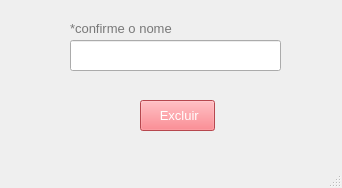
Qt form tela5.ui (plinio29/sistema-de-cadastro-python) before a commit.
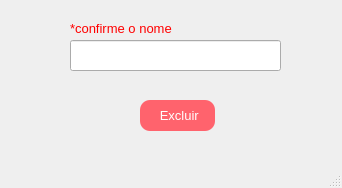
The same form after that commit. Icons and pictures are not drawn.

Commit message: Ajustes na interface.

```diff
--- a/tela5.ui
+++ b/tela5.ui
@@ -42,7 +42,9 @@
     </property>
     <property name="styleSheet">
      <string notr="true">color: rgb(255, 255, 255);
-background-color: rgb(255, 99, 109);</string>
+background-color: rgb(255, 99, 109);
+border-radius: 10px;
+padding: 5px;</string>
     </property>
     <property name="text">
      <string> Excluir</string>
@@ -85,7 +87,7 @@
      </font>
     </property>
     <property name="styleSheet">
-     <string notr="true">color: rgb(120, 120, 120);</string>
+     <string notr="true">color: rgb(255, 0, 0);</string>
     </property>
     <property name="text">
      <string>*confirme o nome</string>
```
The commit also changes 4 other files.
